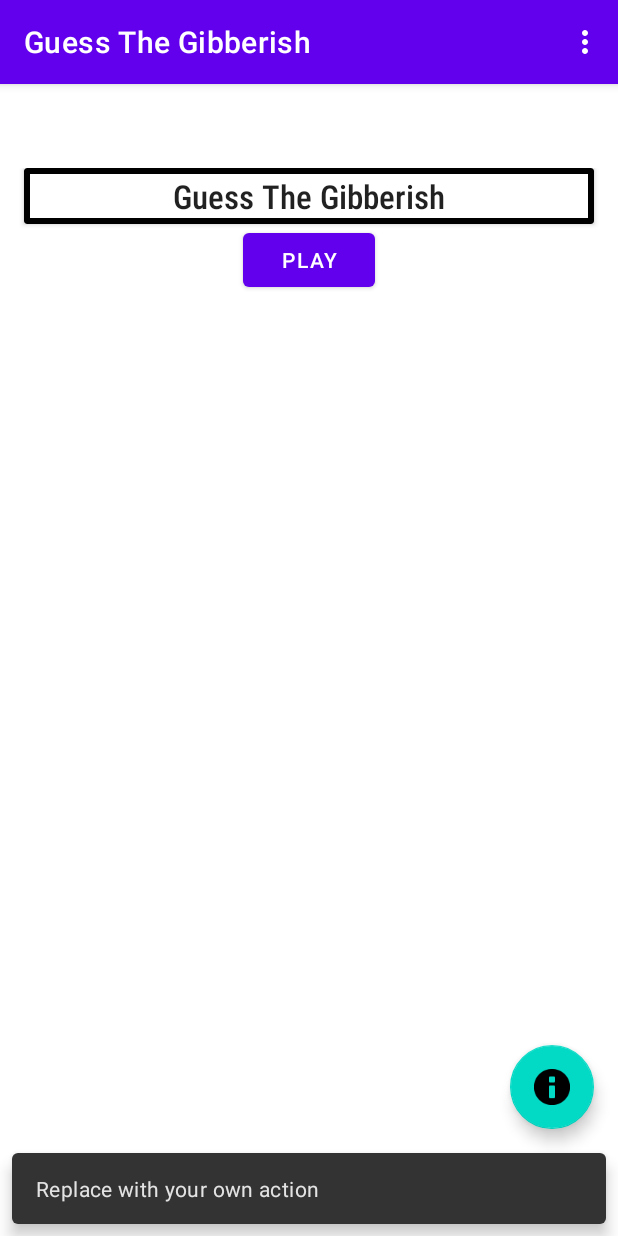
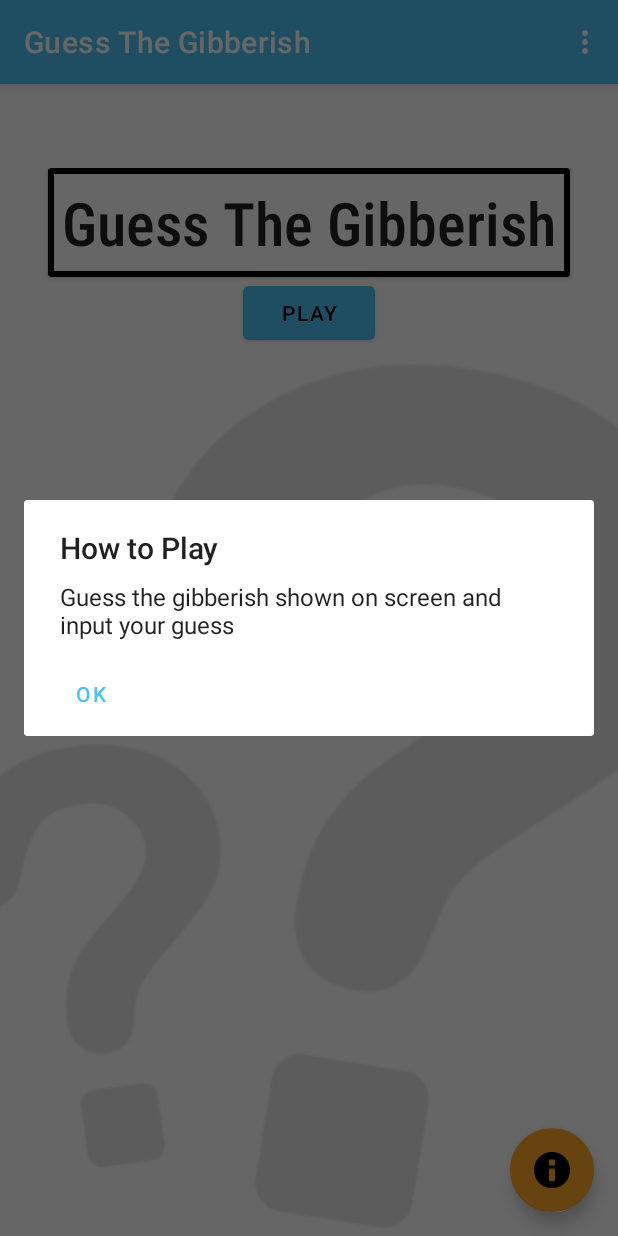
Before and after one commit to ahuvac/Guess_The_Gibberish, an Android app: the screen it shows after launch (MainActivity), after a tap on an icon or button, on a phone screen of 412 x 824 dp. Run offline under Robolectric (Android 15) with nearby library versions, the light colour scheme and no system bars.

Commit message:
Added info dialog to fab

```diff
--- a/app/src/main/java/com/example/guess_the_gibberish/MainActivity.java
+++ b/app/src/main/java/com/example/guess_the_gibberish/MainActivity.java
@@ -13,6 +13,8 @@ import android.view.View;
 import android.view.Menu;
 import android.view.MenuItem;
 
+import static lib.Utils.showInfoDialog;
+
 public class MainActivity extends AppCompatActivity {
 
     @Override
@@ -22,14 +24,7 @@ public class MainActivity extends AppCompatActivity {
         Toolbar toolbar = findViewById(R.id.toolbar);
         setSupportActionBar(toolbar);
 
-        FloatingActionButton fab = findViewById(R.id.fab);
-        fab.setOnClickListener(new View.OnClickListener() {
-            @Override
-            public void onClick(View view) {
-                Snackbar.make(view, "Replace with your own action", Snackbar.LENGTH_LONG)
-                        .setAction("Action", null).show();
-            }
-        });
+        setupFAB();
     }
 
     @Override
@@ -53,4 +48,14 @@ public class MainActivity extends AppCompatActivity {
 
         return super.onOptionsItemSelected(item);
     }
+
+    private void setupFAB() {
+        FloatingActionButton fab = findViewById(R.id.fab);
+        fab.setOnClickListener(new View.OnClickListener() {
+            @Override
+            public void onClick(View view) {
+                showInfoDialog(MainActivity.this, getString(R.string.info_title), getString(R.string.info_description));
+            }
+        });
+    }
 }
--- /dev/null
+++ b/app/src/main/java/lib/Utils.java
@@ -0,0 +1,82 @@
+package lib;
+
+import android.annotation.SuppressLint;
+import android.content.Context;
+import android.content.DialogInterface;
+import android.content.SharedPreferences;
+import android.os.Build;
+
+import androidx.appcompat.app.AlertDialog;
+import androidx.appcompat.app.AppCompatDelegate;
+//import androidx.preference.PreferenceManager;
+
+import com.example.guess_the_gibberish.R;
+
+import static android.app.UiModeManager.MODE_NIGHT_NO;
+import static android.app.UiModeManager.MODE_NIGHT_YES;
+import static android.os.Build.VERSION_CODES.R;
+import static androidx.appcompat.app.AppCompatDelegate.MODE_NIGHT_FOLLOW_SYSTEM;
+
+
+public class Utils {
+    /*
+
+    public static void setNightModeOnOffFromPreferenceValue(Context context, String keyNightMode) {
+        setNightModeOnOrOff(isNightModePrefOn(context, keyNightMode));
+    }
+
+    @SuppressLint("WrongConstant")
+    public static void setNightModeOnOrOff(boolean setToOn) {
+        int onMode = (Build.VERSION.SDK_INT < 28) ? MODE_NIGHT_YES : MODE_NIGHT_FOLLOW_SYSTEM;
+        AppCompatDelegate.setDefaultNightMode(setToOn ? onMode : MODE_NIGHT_NO);
+    }
+
+    private static boolean isNightModePrefOn(Context context, String keyNightMode) {
+        SharedPreferences defaultSharedPreferences = PreferenceManager.getDefaultSharedPreferences(context);
+        return defaultSharedPreferences.getBoolean(keyNightMode, true);
+    }
+    */
+    /**
+     * Shows an Android (nicer) equivalent to JOptionPane
+     *
+     * @param strTitle Title of the Dialog box
+     * @param strMsg   Message (body) of the Dialog box
+     */
+    public static void showInfoDialog(Context context, String strTitle, String strMsg) {
+        // create the listener for the dialog
+        final DialogInterface.OnClickListener listener = new DialogInterface.OnClickListener() {
+            @Override
+            public void onClick(DialogInterface dialog, int which) {
+                dialog.dismiss();
+            }
+        };
+
+        // Create the AlertDialog.Builder object
+        AlertDialog.Builder alertDialogBuilder = new AlertDialog.Builder(context);
+
+        // Use the AlertDialog's Builder Class methods to set the title, icon, message, et al.
+        // These could all be chained as one long statement, if desired
+        alertDialogBuilder.setTitle(strTitle);
+       // alertDialogBuilder.setIcon(R.mipmap.ic_launcher);
+        alertDialogBuilder.setMessage(strMsg);
+        alertDialogBuilder.setCancelable(true);
+        alertDialogBuilder.setNeutralButton(context.getString(android.R.string.ok), listener);
+
+        // Create and Show the Dialog
+        alertDialogBuilder.show();
+    }
+
+// --Commented out by Inspection START:
+//    /**
+//     * Overloaded XML version of showInfoDialog(String, String) method
+//     *
+//     * @param titleID Title stored in XML resource (e.g. strings.xml)
+//     * @param msgID   Message (body) stored in XML resource (e.g. strings.xml)
+//     */
+//    public static void showInfoDialog (Context context, int titleID, int msgID)
+//    {
+//        showInfoDialog (context, context.getString (titleID), context.getString (msgID));
+//    }
+// --Commented out by Inspection STOP
+
+}
--- a/app/src/main/res/layout/content_main.xml
+++ b/app/src/main/res/layout/content_main.xml
@@ -16,19 +16,27 @@
 
         <TextView
             android:id="@+id/title"
+            android:padding="5dp"
             style="@style/default_style"
             android:layout_gravity="center"
             android:layout_margin="@dimen/slim_margin"
             android:background="@color/white"
             android:fontFamily="sans-serif-condensed-medium"
             android:gravity="center"
-            android:text="@string/app_name" />
+            android:text="@string/app_name"
+            android:textSize="40dp"
+            />
     </androidx.cardview.widget.CardView>
+
 
     <Button
         android:id="@+id/play_button"
         android:layout_width="wrap_content"
         android:layout_height="wrap_content"
-        android:text="Play" />
+        android:gravity="center"
+        android:text="@string/button_text"
+        android:layout_gravity="center"
+        />
 
+    <include layout="@layout/main_include_background" />
 </LinearLayout>
--- /dev/null
+++ b/app/src/main/res/layout/main_include_background.xml
@@ -0,0 +1,10 @@
+<?xml version="1.0" encoding="utf-8"?>
+<ImageView xmlns:android="http://schemas.android.com/apk/res/android"
+    xmlns:tools="http://schemas.android.com/tools"
+    android:layout_width="match_parent"
+    android:layout_height="match_parent"
+    android:src="@drawable/question_mark"
+    android:scaleType="centerCrop"
+    android:alpha=".1"
+    android:contentDescription="Background image"
+    tools:showIn="@layout/content_main" />
--- a/app/src/main/res/values/strings.xml
+++ b/app/src/main/res/values/strings.xml
@@ -1,12 +1,9 @@
 <resources>
     <string name="app_name">Guess The Gibberish</string>
     <string name="action_settings">Settings</string>
-    <!-- Strings used for fragments for navigation -->
-    <string name="first_fragment_label">First Fragment</string>
-    <string name="second_fragment_label">Second Fragment</string>
-    <string name="next">Next</string>
-    <string name="previous">Previous</string>
+    <string name="info_description">Guess the gibberish shown on screen and input your guess</string>
 
-    <string name="hello_first_fragment">Hello first fragment</string>
-    <string name="hello_second_fragment">Hello second fragment. Arg: %1$s</string>
+
+    <string name="info_title">How to Play</string>
+    <string name="button_text">Play</string>
 </resources>
--- a/app/src/main/res/values/styles.xml
+++ b/app/src/main/res/values/styles.xml
@@ -10,7 +10,7 @@
     </style>
 
     <style name="card_view_default">
-        <item name="android:layout_width">match_parent</item>
+        <item name="android:layout_width">wrap_content</item>
         <item name="android:layout_height">wrap_content</item>
         <item name="android:layout_marginLeft">@dimen/standard_margin</item>
         <item name="android:layout_marginRight">@dimen/standard_margin</item>
--- a/app/src/main/res/values/themes.xml
+++ b/app/src/main/res/values/themes.xml
@@ -2,13 +2,13 @@
     <!-- Base application theme. -->
     <style name="Theme.GuessTheGibberish" parent="Theme.MaterialComponents.DayNight.DarkActionBar">
         <!-- Primary brand color. -->
-        <item name="colorPrimary">@color/purple_500</item>
-        <item name="colorPrimaryVariant">@color/purple_700</item>
-        <item name="colorOnPrimary">@color/white</item>
+        <item name="colorPrimary">@color/primaryColor</item>
+        <item name="colorPrimaryVariant">@color/primaryDarkColor</item>
+        <item name="colorOnPrimary">@color/primaryTextColor</item>
         <!-- Secondary brand color. -->
-        <item name="colorSecondary">@color/teal_200</item>
-        <item name="colorSecondaryVariant">@color/teal_700</item>
-        <item name="colorOnSecondary">@color/black</item>
+        <item name="colorSecondary">@color/secondaryColor</item>
+        <item name="colorSecondaryVariant">@color/secondaryDarkColor</item>
+        <item name="colorOnSecondary">@color/secondaryTextColor</item>
         <!-- Status bar color. -->
         <item name="android:statusBarColor" tools:targetApi="l">?attr/colorPrimaryVariant</item>
         <!-- Customize your theme here. -->
```
Also changed, not shown: app/src/main/res/drawable/question_mark.png (added).
